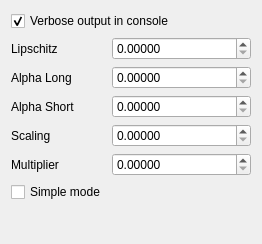
Old version of the form src/Interface/Modules/Fields/InterfaceWithCleaver2.ui in the repository SCIInstitute/SCIRun.
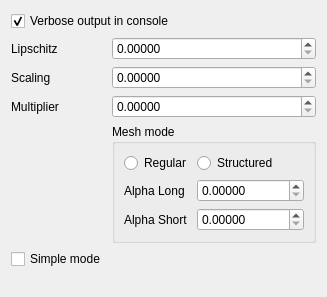
New version of the form.

Diff of the .ui file:
```diff
--- a/src/Interface/Modules/Fields/InterfaceWithCleaver2.ui
+++ b/src/Interface/Modules/Fields/InterfaceWithCleaver2.ui
@@ -6,14 +6,14 @@
    <rect>
     <x>0</x>
     <y>0</y>
-    <width>262</width>
-    <height>244</height>
+    <width>327</width>
+    <height>297</height>
    </rect>
   </property>
   <property name="minimumSize">
    <size>
-    <width>262</width>
-    <height>244</height>
+    <width>327</width>
+    <height>297</height>
    </size>
   </property>
   <property name="windowTitle">
@@ -39,6 +39,12 @@
    </item>
    <item row="1" column="1">
     <widget class="QDoubleSpinBox" name="lipschitzDoubleSpinBox_">
+     <property name="minimumSize">
+      <size>
+       <width>125</width>
+       <height>0</height>
+      </size>
+     </property>
      <property name="decimals">
       <number>5</number>
      </property>
@@ -48,71 +54,43 @@
     </widget>
    </item>
    <item row="2" column="0">
-    <widget class="QLabel" name="label_2">
-     <property name="text">
-      <string>Alpha Long</string>
-     </property>
-    </widget>
-   </item>
-   <item row="2" column="1">
-    <widget class="QDoubleSpinBox" name="alphaLongDoubleSpinBox_">
-     <property name="decimals">
-      <number>5</number>
-     </property>
-     <property name="maximum">
-      <double>0.500000000000000</double>
-     </property>
-     <property name="singleStep">
-      <double>0.100000000000000</double>
-     </property>
-    </widget>
-   </item>
-   <item row="3" column="0">
-    <widget class="QLabel" name="label_3">
-     <property name="text">
-      <string>Alpha Short</string>
-     </property>
-    </widget>
-   </item>
-   <item row="3" column="1">
-    <widget class="QDoubleSpinBox" name="alphaShortDoubleSpinBox_">
-     <property name="decimals">
-      <number>5</number>
-     </property>
-     <property name="maximum">
-      <double>0.500000000000000</double>
-     </property>
-     <property name="singleStep">
-      <double>0.100000000000000</double>
-     </property>
-    </widget>
-   </item>
-   <item row="4" column="0">
     <widget class="QLabel" name="label_4">
      <property name="text">
       <string>Scaling</string>
      </property>
     </widget>
    </item>
-   <item row="5" column="0">
+   <item row="2" column="1">
+    <widget class="QDoubleSpinBox" name="scalingDoubleSpinBox_">
+     <property name="minimumSize">
+      <size>
+       <width>125</width>
+       <height>0</height>
+      </size>
+     </property>
+     <property name="decimals">
+      <number>5</number>
+     </property>
+     <property name="maximum">
+      <double>99999999.000000000000000</double>
+     </property>
+    </widget>
+   </item>
+   <item row="3" column="0">
     <widget class="QLabel" name="label_5">
      <property name="text">
       <string>Multiplier</string>
      </property>
     </widget>
    </item>
-   <item row="4" column="1">
-    <widget class="QDoubleSpinBox" name="scalingDoubleSpinBox_">
-     <property name="decimals">
-      <number>5</number>
-     </property>
-     <property name="maximum">
-      <double>99999999.000000000000000</double>
-     </property>
-    </widget>
-   </item>
-   <item row="5" column="1">
+   <item row="3" column="1">
     <widget class="QDoubleSpinBox" name="multiplierDoubleSpinBox_">
+     <property name="minimumSize">
+      <size>
+       <width>125</width>
+       <height>0</height>
+      </size>
+     </property>
      <property name="decimals">
       <number>5</number>
      </property>
@@ -121,13 +99,76 @@
      </property>
     </widget>
    </item>
-   <item row="6" column="0">
+   <item row="5" column="0">
     <widget class="QCheckBox" name="simpleModeCheckBox_">
      <property name="text">
       <string>Simple mode</string>
      </property>
     </widget>
    </item>
+   <item row="4" column="1">
+    <widget class="QGroupBox" name="groupBox">
+     <property name="title">
+      <string>Mesh mode</string>
+     </property>
+     <layout class="QFormLayout" name="formLayout_2">
+      <item row="0" column="0">
+       <widget class="QRadioButton" name="regularMeshRadioButton_">
+        <property name="text">
+         <string>Regular</string>
+        </property>
+       </widget>
+      </item>
+      <item row="1" column="0">
+       <widget class="QLabel" name="label_2">
+        <property name="text">
+         <string>Alpha Long</string>
+        </property>
+       </widget>
+      </item>
+      <item row="0" column="1">
+       <widget class="QRadioButton" name="structuredMeshRadioButton_">
+        <property name="text">
+         <string>Structured</string>
+        </property>
+       </widget>
+      </item>
+      <item row="1" column="1">
+       <widget class="QDoubleSpinBox" name="alphaLongDoubleSpinBox_">
+        <property name="decimals">
+         <number>5</number>
+        </property>
+        <property name="maximum">
+         <double>0.500000000000000</double>
+        </property>
+        <property name="singleStep">
+         <double>0.100000000000000</double>
+        </property>
+       </widget>
+      </item>
+      <item row="2" column="0">
+       <widget class="QLabel" name="label_3">
+        <property name="text">
+         <string>Alpha Short</string>
+        </property>
+       </widget>
+      </item>
+      <item row="2" column="1">
+       <widget class="QDoubleSpinBox" name="alphaShortDoubleSpinBox_">
+        <property name="decimals">
+         <number>5</number>
+        </property>
+        <property name="maximum">
+         <double>0.500000000000000</double>
+        </property>
+        <property name="singleStep">
+         <double>0.100000000000000</double>
+        </property>
+       </widget>
+      </item>
+     </layout>
+    </widget>
+   </item>
   </layout>
  </widget>
  <resources/>
```
Left out of the diff: 35 changed lines with no effect on the pictures.
